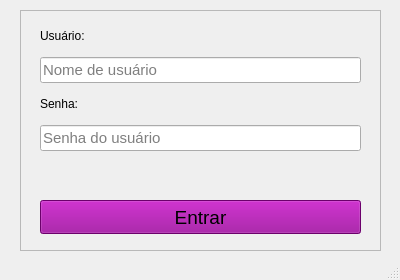
Before: the Qt Designer form view/loginUi.ui in hansmboron/MehsysPy, drawn with Qt 5.
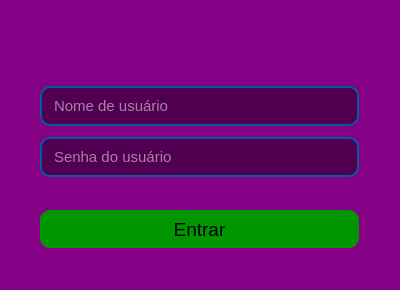
After: the same form once the commit is applied. Icons and pictures are not drawn.

Commit message: add style login

What changed in the file:
```diff
--- a/view/loginUi.ui
+++ b/view/loginUi.ui
@@ -7,13 +7,13 @@
     <x>0</x>
     <y>0</y>
     <width>400</width>
-    <height>280</height>
+    <height>290</height>
    </rect>
   </property>
   <property name="minimumSize">
    <size>
     <width>400</width>
-    <height>280</height>
+    <height>290</height>
    </size>
   </property>
   <property name="windowTitle">
@@ -23,47 +23,55 @@
    <iconset resource="../res.qrc">
     <normaloff>:/logo/img/logo_gra.png</normaloff>:/logo/img/logo_gra.png</iconset>
   </property>
+  <property name="styleSheet">
+   <string notr="true">background-color: #850085;</string>
+  </property>
   <widget class="QWidget" name="centralwidget">
-   <widget class="QFrame" name="frame">
+   <widget class="QPushButton" name="btnEntrar">
     <property name="geometry">
      <rect>
-      <x>20</x>
-      <y>10</y>
-      <width>361</width>
-      <height>241</height>
+      <x>40</x>
+      <y>210</y>
+      <width>319</width>
+      <height>38</height>
      </rect>
     </property>
-    <property name="frameShape">
-     <enum>QFrame::StyledPanel</enum>
+    <property name="font">
+     <font>
+      <pointsize>14</pointsize>
+     </font>
     </property>
-    <property name="frameShadow">
-     <enum>QFrame::Raised</enum>
-    </property>
-    <widget class="QWidget" name="layoutWidget">
-     <property name="geometry">
-      <rect>
-       <x>20</x>
-       <y>10</y>
-       <width>321</width>
-       <height>131</height>
-      </rect>
-     </property>
-     <layout class="QVBoxLayout" name="verticalLayout">
-      <item>
-       <widget class="QLabel" name="label">
         <property name="toolTip">
          <string>Nome de usuário</string>
         </property>
         <property name="statusTip">
-         <string>Nome de usuário</string>
+     <string>Entrar</string>
+    </property>
+    <property name="styleSheet">
+     <string notr="true">QPushButton{
+	padding: 5px 10px;
+	border: none;
+	border-radius: 10px;
+	background-color: rgb(0, 150, 0);
+}
+
+QPushButton:hover{
+	background-color: rgb(0, 92, 157)
+}</string>
         </property>
         <property name="text">
-         <string>Usuário:</string>
-        </property>
-       </widget>
-      </item>
-      <item>
+     <string>Entrar</string>
+    </property>
+   </widget>
        <widget class="QLineEdit" name="txtUser">
+    <property name="geometry">
+     <rect>
+      <x>40</x>
+      <y>86</y>
+      <width>319</width>
+      <height>40</height>
+     </rect>
+    </property>
         <property name="font">
          <font>
           <pointsize>11</pointsize>
@@ -75,6 +83,15 @@
         <property name="statusTip">
          <string>Nome de usuário</string>
         </property>
+    <property name="styleSheet">
+     <string notr="true">QLineEdit{
+	background-color: rgba(0, 0, 0, 100);
+	color: #fff;
+	border-radius: 10px;
+	border: 2px solid rgb(0, 92, 157);
+	padding-left: 10px;
+}</string>
+    </property>
         <property name="placeholderText">
          <string>Nome de usuário</string>
         </property>
@@ -82,22 +99,15 @@
          <bool>true</bool>
         </property>
        </widget>
-      </item>
-      <item>
-       <widget class="QLabel" name="label_2">
-        <property name="toolTip">
-         <string>Senha do usuário</string>
-        </property>
-        <property name="statusTip">
-         <string>Senha do usuário</string>
-        </property>
-        <property name="text">
-         <string>Senha:</string>
-        </property>
-       </widget>
-      </item>
-      <item>
        <widget class="QLineEdit" name="txtPass">
+    <property name="geometry">
+     <rect>
+      <x>40</x>
+      <y>137</y>
+      <width>319</width>
+      <height>40</height>
+     </rect>
+    </property>
         <property name="font">
          <font>
           <pointsize>11</pointsize>
@@ -109,6 +119,15 @@
         <property name="statusTip">
          <string>Senha do usuário</string>
         </property>
+    <property name="styleSheet">
+     <string notr="true">QLineEdit{
+	background-color: rgba(0, 0, 0, 100);
+	color: #fff;
+	border-radius: 10px;
+	border: 2px solid rgb(0, 92, 157);
+	padding-left: 10px;
+}</string>
+    </property>
         <property name="echoMode">
          <enum>QLineEdit::Password</enum>
         </property>
@@ -119,36 +138,26 @@
          <bool>true</bool>
         </property>
        </widget>
-      </item>
-     </layout>
-    </widget>
-    <widget class="QPushButton" name="btnEntrar">
+   <widget class="QLabel" name="label">
      <property name="geometry">
       <rect>
-       <x>20</x>
-       <y>190</y>
-       <width>321</width>
-       <height>34</height>
-      </rect>
-     </property>
-     <property name="font">
-      <font>
-       <pointsize>14</pointsize>
-      </font>
-     </property>
-     <property name="toolTip">
-      <string>Entrar</string>
-     </property>
+      <x>92</x>
+      <y>10</y>
+      <width>221</width>
+      <height>64</height>
+     </rect>
+    </property>
      <property name="statusTip">
       <string>Entrar</string>
      </property>
      <property name="styleSheet">
-      <string notr="true">background-color: rgb(150, 0, 150);</string>
+     <string notr="true">background-image: url(:/logo/img/logo.png) ;
+background-repeat: no-repeat;
+</string>
      </property>
      <property name="text">
-      <string>Entrar</string>
-     </property>
-    </widget>
+     <string/>
+    </property>
    </widget>
   </widget>
   <widget class="QStatusBar" name="statusbar"/>
```
Left out of the diff: 4 changed lines with no effect on the pictures. Lines whose indentation alone changed are shown as unchanged. The commit also changes 6 other files.
